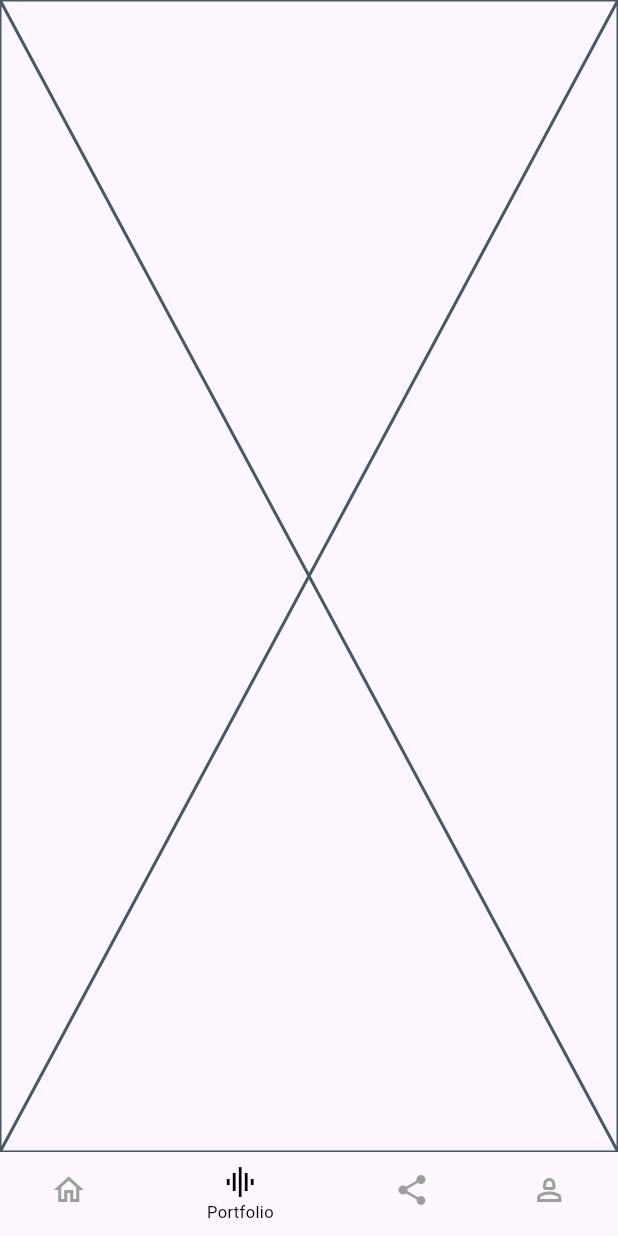
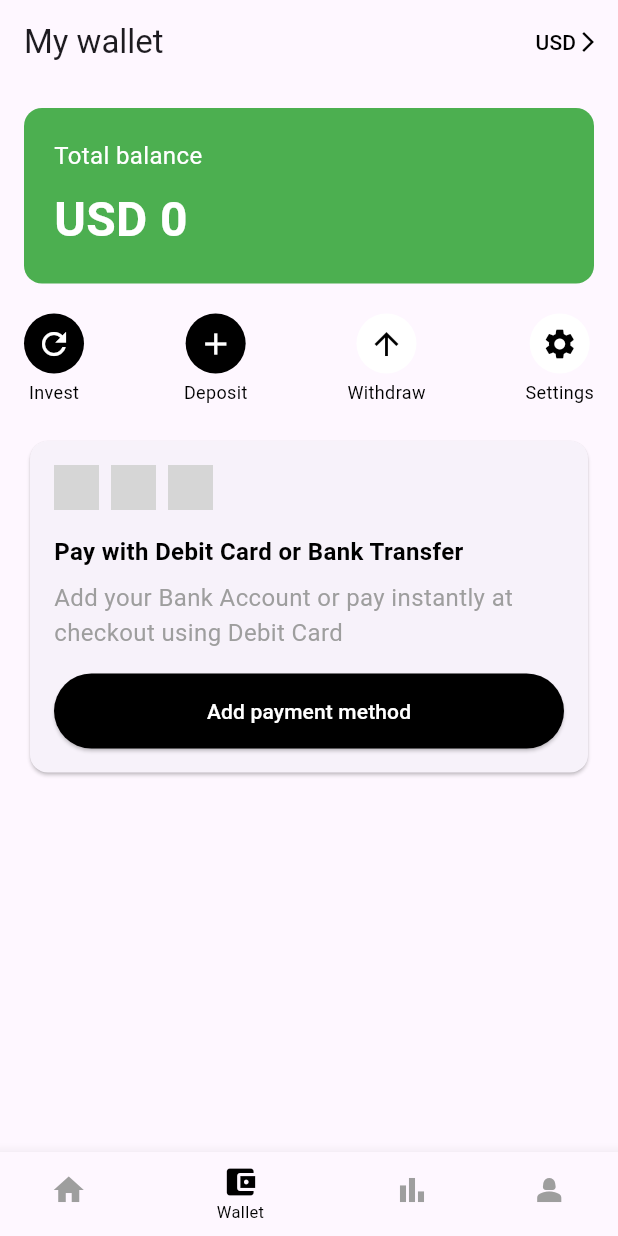
Before and after one commit to bekhruzbekRakhmonov/beda_invest, a Flutter app: the DashboardPage screen opened directly, item 2 of the bottom bar chosen, on a phone screen of 412 x 824 dp. Run offline on Flutter 3.47's test engine with Material 3 defaults, Android fonts, the phone set to English and light mode, and no system bars; our stand-ins replace cached_network_image, cloud_firestore, firebase_auth, firebase_core, loading_animation_widget, money_formatter and 2 more; accounts and stored records are empty; generated files the repository leaves out were written again; network calls fail; grey boxes are pictures that could not be loaded.

Commit message:
wallet and portfolio pages added

```diff
--- a/lib/presentation/pages/nav_page/nav_page.dart
+++ b/lib/presentation/pages/nav_page/nav_page.dart
@@ -2,6 +2,7 @@ import 'package:beda_invest/presentation/pages/home/home_page.dart';
 import 'package:beda_invest/presentation/pages/portfolio/portfolio_page.dart';
 import 'package:beda_invest/presentation/pages/profile/profile_page.dart';
 import 'package:beda_invest/presentation/pages/share/shares_page.dart';
+import 'package:beda_invest/presentation/pages/wallet/wallet_page.dart';
 import 'package:flutter/material.dart';
 
 class DashboardPage extends StatefulWidget {
@@ -20,8 +21,8 @@ class _DashboardPageState extends State<DashboardPage> {
   Widget currentScreen = HomePage();
   final List<Widget> screens = [
     const HomePage(),
+    const WalletPage(),
     const PortfolioPage(),
-    const SharesPage(),
     const ProfilePage()
   ];
 
@@ -49,12 +50,13 @@ class _DashboardPageState extends State<DashboardPage> {
         },
         items: const [
           BottomNavigationBarItem(
-              icon: Icon(Icons.home_outlined), label: "Home"),
+              icon: Icon(Icons.home), label: "Home"),
           BottomNavigationBarItem(
-              icon: Icon(Icons.graphic_eq_sharp), label: "Portfolio"),
-          BottomNavigationBarItem(icon: Icon(Icons.share), label: "Share"),
+              icon: Icon(Icons.account_balance_wallet), label: 'Wallet'),
           BottomNavigationBarItem(
-              icon: Icon(Icons.person_2_outlined), label: "Profile"),
+              icon: Icon(Icons.bar_chart), label: "Portfolio"),
+          BottomNavigationBarItem(
+              icon: Icon(Icons.person_2), label: "Profile"),
         ],
         selectedItemColor: Colors.black,
         unselectedItemColor: Colors.grey,
--- /dev/null
+++ b/lib/presentation/pages/wallet/wallet_page.dart
@@ -0,0 +1,140 @@
+import 'package:flutter/material.dart';
+
+class WalletPage extends StatelessWidget {
+  const WalletPage({Key? key}) : super(key: key);
+
+  @override
+  Widget build(BuildContext context) {
+    return Scaffold(
+      appBar: AppBar(
+        title: const Text('My wallet'),
+        actions: [
+          TextButton(
+            onPressed: () {},
+            child: const Row(
+              children: [
+                Text('USD', style: TextStyle(color: Colors.black)),
+                Icon(Icons.arrow_forward_ios, color: Colors.black, size: 16),
+              ],
+            ),
+          ),
+        ],
+      ),
+      body: SingleChildScrollView(
+        child: Padding(
+          padding: const EdgeInsets.all(16.0),
+          child: Column(
+            crossAxisAlignment: CrossAxisAlignment.start,
+            children: [
+              _buildBalanceCard(),
+              const SizedBox(height: 20),
+              _buildActionButtons(),
+              const SizedBox(height: 20),
+              _buildPaymentMethodCard(),
+            ],
+          ),
+        ),
+      ),
+    );
+  }
+
+  Widget _buildBalanceCard() {
+    return Container(
+      width: double.infinity,
+      padding: const EdgeInsets.all(20),
+      decoration: BoxDecoration(
+        color: Colors.green,
+        borderRadius: BorderRadius.circular(12),
+      ),
+      child: const Column(
+        crossAxisAlignment: CrossAxisAlignment.start,
+        children: [
+          Text(
+            'Total balance',
+            style: TextStyle(color: Colors.white, fontSize: 16),
+          ),
+          SizedBox(height: 8),
+          Text(
+            'USD 0',
+            style: TextStyle(
+              color: Colors.white,
+              fontSize: 32,
+              fontWeight: FontWeight.bold,
+            ),
+          ),
+        ],
+      ),
+    );
+  }
+
+  Widget _buildActionButtons() {
+    return Row(
+      mainAxisAlignment: MainAxisAlignment.spaceBetween,
+      children: [
+        _buildCircularButton(Icons.refresh, 'Invest', Colors.black),
+        _buildCircularButton(Icons.add, 'Deposit', Colors.black),
+        _buildCircularButton(Icons.arrow_upward, 'Withdraw', Colors.white),
+        _buildCircularButton(Icons.settings, 'Settings', Colors.white),
+      ],
+    );
+  }
+
+  Widget _buildCircularButton(IconData icon, String label, Color color) {
+    return Column(
+      children: [
+        CircleAvatar(
+          backgroundColor: color,
+          child: Icon(icon,
+              color: color == Colors.white ? Colors.black : Colors.white),
+        ),
+        const SizedBox(height: 4),
+        Text(label, style: const TextStyle(fontSize: 12)),
+      ],
+    );
+  }
+
+  Widget _buildPaymentMethodCard() {
+    return Card(
+      child: Padding(
+        padding: const EdgeInsets.all(16.0),
+        child: Column(
+          crossAxisAlignment: CrossAxisAlignment.start,
+          children: [
+            Row(
+              children: [
+                Image.network('https://via.placeholder.com/30x30',
+                    width: 30, height: 30),
+                const SizedBox(width: 8),
+                Image.network('https://via.placeholder.com/30x30',
+                    width: 30, height: 30),
+                const SizedBox(width: 8),
+                Image.network('https://via.placeholder.com/30x30',
+                    width: 30, height: 30),
+              ],
+            ),
+            const SizedBox(height: 16),
+            const Text(
+              'Pay with Debit Card or Bank Transfer',
+              style: TextStyle(fontSize: 16, fontWeight: FontWeight.bold),
+            ),
+            const SizedBox(height: 8),
+            const Text(
+              'Add your Bank Account or pay instantly at checkout using Debit Card',
+              style: TextStyle(color: Colors.grey),
+            ),
+            const SizedBox(height: 16),
+            ElevatedButton(
+              onPressed: () {},
+              style: ElevatedButton.styleFrom(
+                backgroundColor: Colors.black,
+                minimumSize: const Size(double.infinity, 50),
+              ),
+              child: const Text('Add payment method',
+                  style: TextStyle(color: Colors.white)),
+            ),
+          ],
+        ),
+      ),
+    );
+  }
+}
```
Also changed, not shown: lib/presentation/pages/portfolio/portfolio_page.dart (+137 -8 lines).
